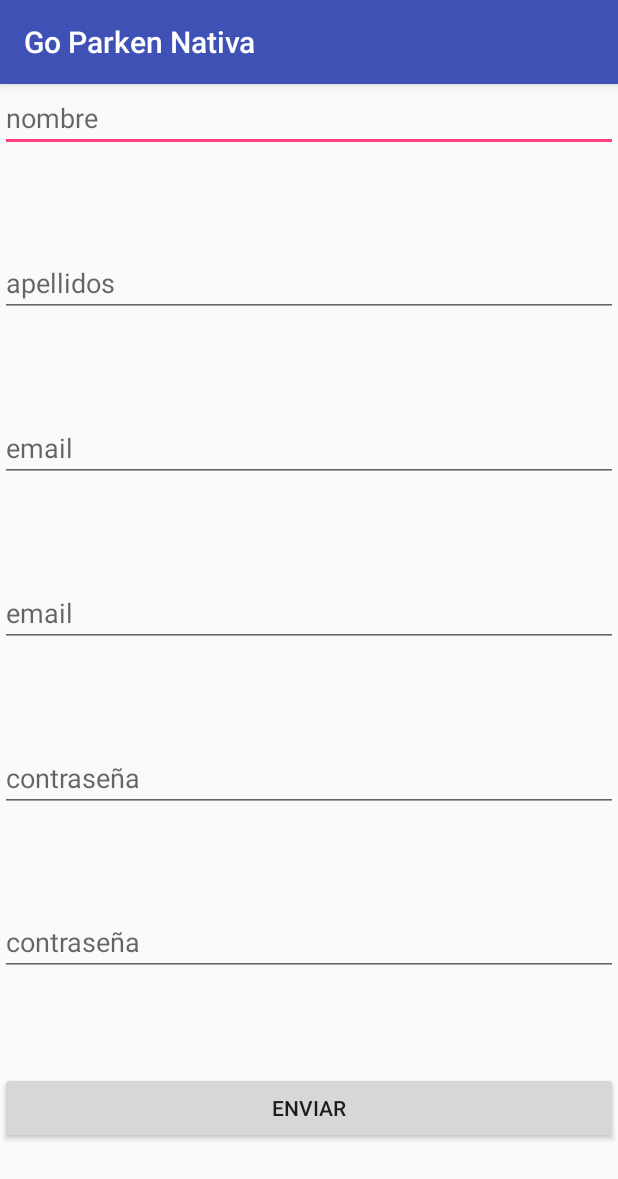
After one commit to SaloGala/native-app, an Android app: the RegisterActivity screen opened directly, with no data from a screen before it, on a phone screen of 412 x 824 dp. The commit adds this screen. Shown: the top 1179 px of the screen. Run offline under Robolectric (Android 15) with nearby library versions, the phone set to English and light mode, and no system bars; our stand-ins replace Firebase (no records; nobody signed in at launch, a user with empty details on screens opened directly).

```diff
--- /dev/null
+++ b/app/src/main/res/layout/activity_register.xml
@@ -0,0 +1,103 @@
+<?xml version="1.0" encoding="utf-8"?>
+
+<LinearLayout
+    xmlns:android="http://schemas.android.com/apk/res/android"
+    xmlns:tools="http://schemas.android.com/tools"
+    android:layout_width="match_parent"
+    android:layout_height="match_parent"
+    android:orientation="vertical">
+
+    <TableRow
+
+        android:layout_width="match_parent"
+        android:layout_height="match_parent"
+        android:layout_weight="2.5">
+
+        <EditText android:id="@+id/editTxtNombre"
+            android:layout_width="fill_parent"
+            android:layout_height="wrap_content"
+            android:hint="@string/editTxtNombre" />
+
+    </TableRow>
+
+    <TableRow
+
+        android:layout_width="match_parent"
+        android:layout_height="match_parent"
+        android:layout_weight="2.5">
+
+        <EditText android:id="@+id/editTxtApellidos"
+            android:layout_width="fill_parent"
+            android:layout_height="wrap_content"
+            android:hint="@string/editTxtApellidos" />
+
+    </TableRow>
+
+    <TableRow
+
+        android:layout_width="match_parent"
+        android:layout_height="match_parent"
+        android:layout_weight="2.5">
+
+        <EditText android:id="@+id/editTxtCorreo"
+            android:layout_width="fill_parent"
+            android:layout_height="wrap_content"
+            android:hint="@string/editTxtEmail" />
+
+    </TableRow>
+
+    <TableRow
+
+        android:layout_width="match_parent"
+        android:layout_height="match_parent"
+        android:layout_weight="2.5">
+
+        <EditText android:id="@+id/editTxtCorreoR"
+            android:layout_width="fill_parent"
+            android:layout_height="wrap_content"
+            android:hint="@string/editTxtEmail" />
+
+    </TableRow>
+
+    <TableRow
+
+        android:layout_width="match_parent"
+        android:layout_height="match_parent"
+        android:layout_weight="2.5">
+
+        <EditText android:id="@+id/editTxtPass"
+            android:layout_width="fill_parent"
+            android:layout_height="wrap_content"
+            android:hint="@string/editTxtPass" />
+
+    </TableRow>
+
+    <TableRow
+
+        android:layout_width="match_parent"
+        android:layout_height="match_parent"
+        android:layout_weight="2.5">
+
+        <EditText android:id="@+id/editTxtPassR"
+            android:layout_width="fill_parent"
+            android:layout_height="wrap_content"
+            android:hint="@string/editTxtPass" />
+
+    </TableRow>
+
+    <TableRow
+
+        android:layout_width="match_parent"
+        android:layout_height="match_parent"
+        android:layout_weight="2.5">
+
+        <Button
+            android:layout_width="fill_parent"
+            android:layout_height="wrap_content"
+            android:text="@string/buttonEnviar"
+            android:onClick="send"
+            />
+
+    </TableRow>
+
+</LinearLayout>
--- a/app/src/main/res/values/strings.xml
+++ b/app/src/main/res/values/strings.xml
@@ -3,4 +3,13 @@
     <string name="button_iniciarSesion">Iniciar Sesión</string>
     <string name="button_registrarse">Registrarse</string>
     <string name="button_iniciarFB">Iniciar con Facebook</string>
+    <string name="editTxtEmail">email</string>
+    <string name="editTxtPass">contraseña</string>
+    <string name="buttonEnviar">Enviar</string>
+    <string name="editTxtNombre">nombre</string>
+    <string name="editTxtApellidos">apellidos</string>
+    <string name="facebook_app_id">1037322849654372</string>
+    <string name="cancel_login_facebook">Inicio de sesión con Facebook cancelado</string>
+    <string name="error_login_facebook">Inicio de sesión con Facebook fallido</string>
+    <string name="button_cerrarSesion">Cerrar Sesiòn</string>
 </resources>
```
Also changed, not shown: app/build.gradle (+10 -0 lines), app/src/main/AndroidManifest.xml (+10 -1 lines), app/src/main/java/com/inflexionlabs/goparken/LoginFormActivity.java (added, +33 -0 lines), app/src/main/java/com/inflexionlabs/goparken/MainActivity.java (+123 -0 lines), app/src/main/java/com/inflexionlabs/goparken/MapActivity.java (added, +66 -0 lines), app/src/main/java/com/inflexionlabs/goparken/RegisterActivity.java (added, +198 -0 lines), app/src/main/res/layout/activity_login_form.xml (added, +50 -0 lines), app/src/main/res/layout/activity_main.xml (+25 -69 lines), app/src/main/res/layout/activity_map.xml (added, +38 -0 lines).
